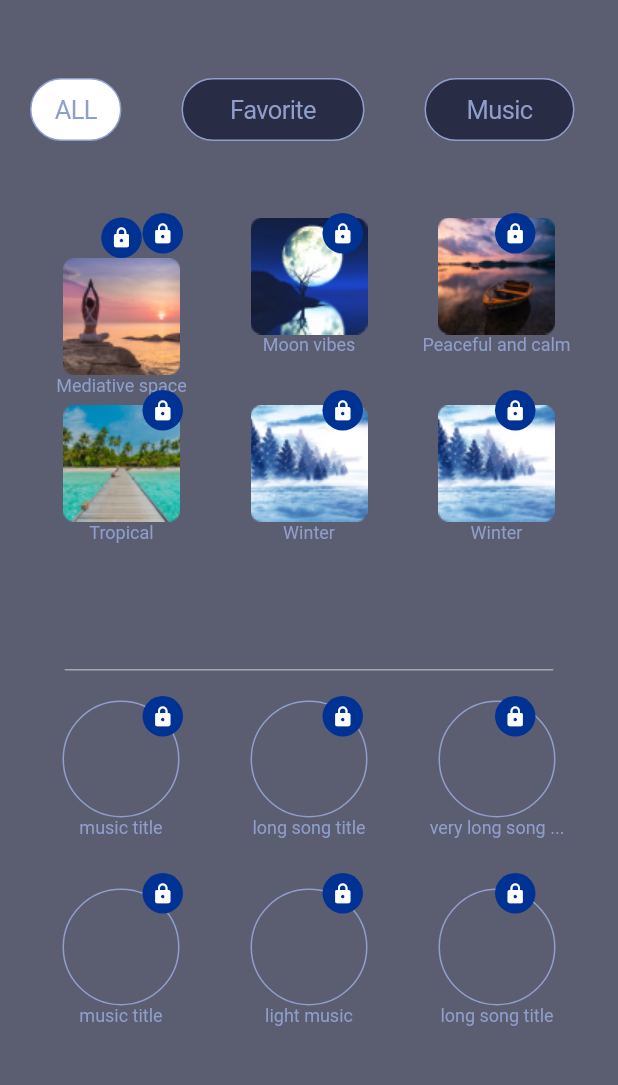
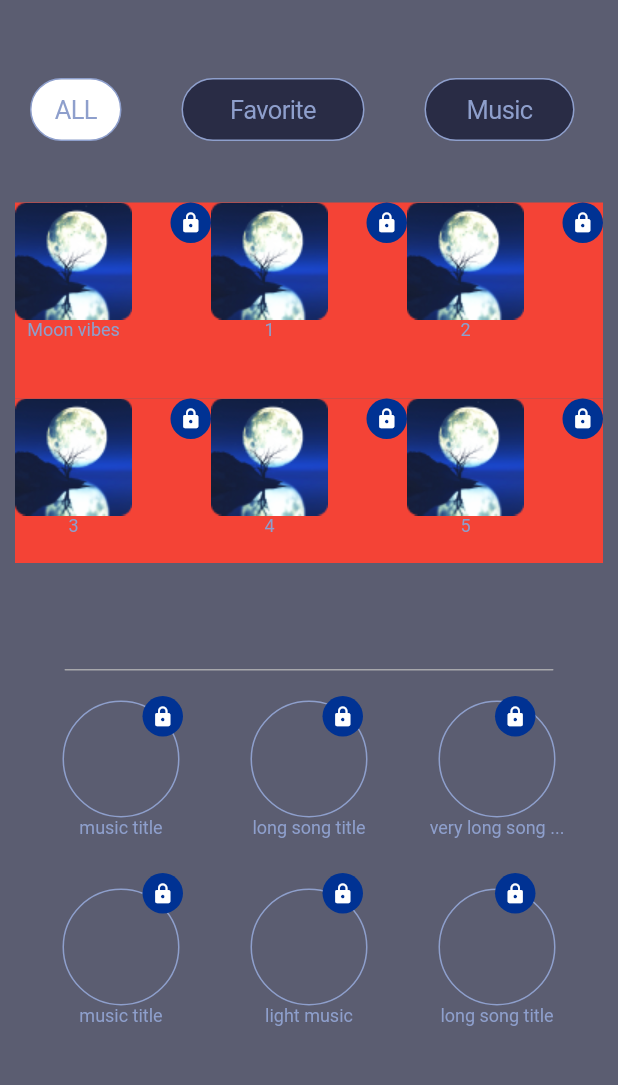
Before and after one commit to bsu-leschik/sleep_app, a Flutter app: the screen it shows after launch, on a phone screen of 412 x 824 dp, the part 84-1169 px from its top. Run offline on Flutter 3.47's test engine with Material 2 defaults, Android fonts, the phone set to English and light mode, and no system bars; our stand-ins replace animated_background, flutter_svg, go_router, smooth_page_indicator, url_strategy.

Commit message:
lock and title

```diff
--- a/lib/melody_widget/fiveframewidget.dart
+++ b/lib/melody_widget/fiveframewidget.dart
@@ -68,7 +68,7 @@ class _MelodyWidgetState extends State<MelodyWidget> {
                 const SizedBox(
                   height: 15,
                 ),
-                const ImageMusicWidget(),
+                ImageMusicWidget(),
                 SizedBox(
                   height: 1,
                   child: Container(
@@ -92,8 +92,52 @@ class _MelodyWidgetState extends State<MelodyWidget> {
 }
 
 class ImageMusicWidget extends StatelessWidget {
-  const ImageMusicWidget({super.key});
+  ImageMusicWidget({super.key});
+  List<MuzModel> listMusic = [
+    MuzModel(
+      title: "Moon vibes",
+      image: "assets/images/music/Moonmusic.png",
+    ),
+    MuzModel(
+      title: "1",
+      image: "assets/images/music/Moonmusic.png",
+    ),
+    MuzModel(
+      title: "2",
+      image: "assets/images/music/Moonmusic.png",
+    ),
+    MuzModel(
+      title: "3",
+      image: "assets/images/music/Moonmusic.png",
+    ),
+    MuzModel(
+      title: "4",
+      image: "assets/images/music/Moonmusic.png",
+    ),
+    MuzModel(
+      title: "5",
+      image: "assets/images/music/Moonmusic.png",
+    ),
+  ];
+  // List<String> listImage = [
+  //   "assets/images/music/Moonmusic.png",
+  //   "assets/images/music/Mediative.png",
+  //   "assets/images/music/Mediative.png",
+  //   "assets/images/music/Mediative.png",
+  //   "assets/images/music/Mediative.png",
+  //   "assets/images/music/Mediative.png",
+  //   "assets/images/music/Mediative.png",
+  // ];
 
+  // List<String> listTitle = [
+  //   "Moon vibes",
+  //   "1",
+  //   "2",
+  //   "3",
+  //   "4",
+  //   "5",
+  //   "6",
+  // ];
   @override
   Widget build(BuildContext context) {
     return Expanded(
@@ -103,19 +147,34 @@ class ImageMusicWidget extends StatelessWidget {
           SizedBox(
             width: double.infinity,
             height: 250,
-            child: GridView.count(
+            child: GridView.builder(
+              itemCount: listMusic.length,
+              gridDelegate: const SliverGridDelegateWithFixedCrossAxisCount(
+                crossAxisCount: 3,
+              ),
               primary: false,
-              padding: const EdgeInsets.all(20),
-              crossAxisSpacing: 3,
-              mainAxisSpacing: 3,
-              crossAxisCount: 3,
-              children: <Widget>[
+              padding: const EdgeInsets.all(10),
+              itemBuilder: (BuildContext context, int index) {
+                return Container(
+                  color: Colors.red,
+                  width: 50,
+                  height: 50,
+                  child: Stack(children: [
+                    Column(
+                      children: [
+                        Image.asset(listMusic[index].image),
+                        Text(
+                          listMusic[index].title,
+                          style: const TextStyle(
+                            fontSize: 12,
+                            color: Color(0xff8E9FCC),
+                          ),
+                        ),
+                      ],
+                    ),
                     Positioned(
-                  child: Column(
-                    children: [
-                      Positioned(
-                        top: 17,
-                        left: 95,
+                      top: 0,
+                      right: 0,
                       child: Container(
                         width: 27,
                         height: 27,
@@ -132,86 +191,106 @@ class ImageMusicWidget extends StatelessWidget {
                         ),
                       ),
                     ),
-                      Image.asset("assets/images/music/Mediative.png"),
-                      const Text(
-                        'Mediative space',
-                        style: TextStyle(
-                          fontSize: 12,
-                          color: Color(0xff8E9FCC),
+                  ]),
+                );
+              },
+              // crossAxisSpacing: 3,
+              // mainAxisSpacing: 3,
+              // crossAxisCount: 3,
+              // children: <Widget>[
+              //   Positioned(
+              //     child: Column(
+              //       children: [
+              //         Image.asset("assets/images/music/Mediative.png"),
+              //         const Text(
+              //           'Mediative space',
+              //           style: TextStyle(
+              //             fontSize: 12,
+              //             color: Color(0xff8E9FCC),
+              //           ),
+              //         ),
+              //       ],
+              //     ),
+              //   ),
+              //   Column(
+              //     children: [
+              //       Image.asset("assets/images/music/Moonmusic.png"),
+              //       const Text(
+              //         'Moon vibes',
+              //         style: TextStyle(
+              //           fontSize: 12,
+              //           color: Color(0xff8E9FCC),
+              //         ),
+              //       ),
+              //     ],
+              //   ),
+              //   Column(
+              //     children: [
+              //       Image.asset("assets/images/music/Peaceful.png"),
+              //       const Text(
+              //         'Peaceful and calm',
+              //         style: TextStyle(
+              //           fontSize: 12,
+              //           color: Color(0xff8E9FCC),
+              //         ),
+              //       ),
+              //     ],
+              //   ),
+              //   Column(
+              //     children: [
+              //       Image.asset("assets/images/music/Tropical.png"),
+              //       const Text(
+              //         'Tropical',
+              //         style: TextStyle(
+              //           fontSize: 12,
+              //           color: Color(0xff8E9FCC),
+              //         ),
+              //       ),
+              //     ],
+              //   ),
+              //   Column(
+              //     children: [
+              //       Image.asset("assets/images/music/Winter.png"),
+              //       const Text(
+              //         'Winter',
+              //         style: TextStyle(
+              //           fontSize: 12,
+              //           color: Color(0xff8E9FCC),
+              //         ),
+              //       ),
+              //     ],
+              //   ),
+              //   Column(
+              //     children: [
+              //       Image.asset("assets/images/music/Winter.png"),
+              //       const Text(
+              //         'Winter',
+              //         style: TextStyle(
+              //           fontSize: 12,
+              //           color: Color(0xff8E9FCC),
+              //         ),
+              //       ),
+              //     ],
+              //   ),
+              // ],
             ),
           ),
-                    ],
-                  ),
-                ),
-                Column(
-                  children: [
-                    Image.asset("assets/images/music/Moonmusic.png"),
-                    const Text(
-                      'Moon vibes',
-                      style: TextStyle(
-                        fontSize: 12,
-                        color: Color(0xff8E9FCC),
-                      ),
-                    ),
-                  ],
-                ),
-                Column(
-                  children: [
-                    Image.asset("assets/images/music/Peaceful.png"),
-                    const Text(
-                      'Peaceful and calm',
-                      style: TextStyle(
-                        fontSize: 12,
-                        color: Color(0xff8E9FCC),
-                      ),
-                    ),
-                  ],
-                ),
-                Column(
-                  children: [
-                    Image.asset("assets/images/music/Tropical.png"),
-                    const Text(
-                      'Tropical',
-                      style: TextStyle(
-                        fontSize: 12,
-                        color: Color(0xff8E9FCC),
-                      ),
-                    ),
-                  ],
-                ),
-                Column(
-                  children: [
-                    Image.asset("assets/images/music/Winter.png"),
-                    const Text(
-                      'Winter',
-                      style: TextStyle(
-                        fontSize: 12,
-                        color: Color(0xff8E9FCC),
-                      ),
-                    ),
-                  ],
-                ),
-                Column(
-                  children: [
-                    Image.asset("assets/images/music/Winter.png"),
-                    const Text(
-                      'Winter',
-                      style: TextStyle(
-                        fontSize: 12,
-                        color: Color(0xff8E9FCC),
-                      ),
-                    ),
-                  ],
-                ),
-              ],
-            ),
-          ),
-          const LockTopMusicWidget(),
+          // const LockTopMusicWidget(),
         ],
       ),
     );
   }
 }
+
+class MuzModel {
+  String title;
+  String image;
+  MuzModel({
+    required this.title,
+    required this.image,
+  });
+}
+
 //       child: GridView.count(
 //         padding: const EdgeInsets.all(25),
 //         primary: false,
```
Lines whose indentation alone changed are shown as unchanged.
